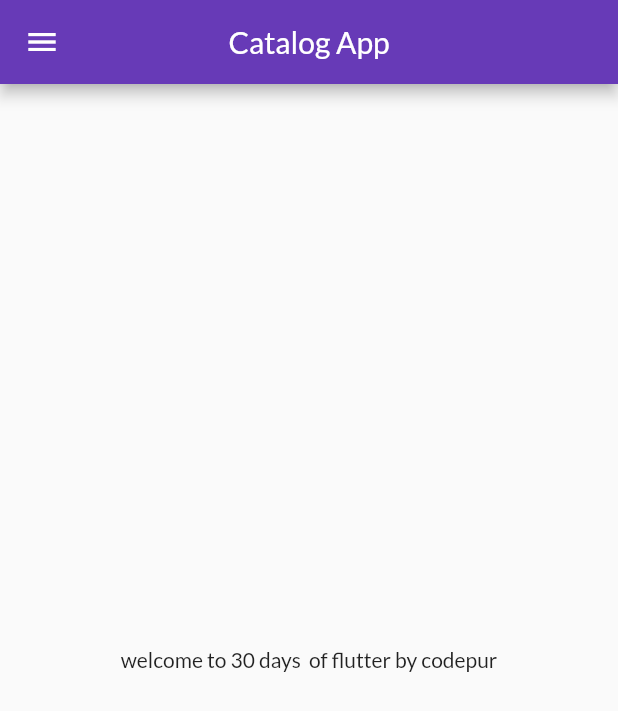
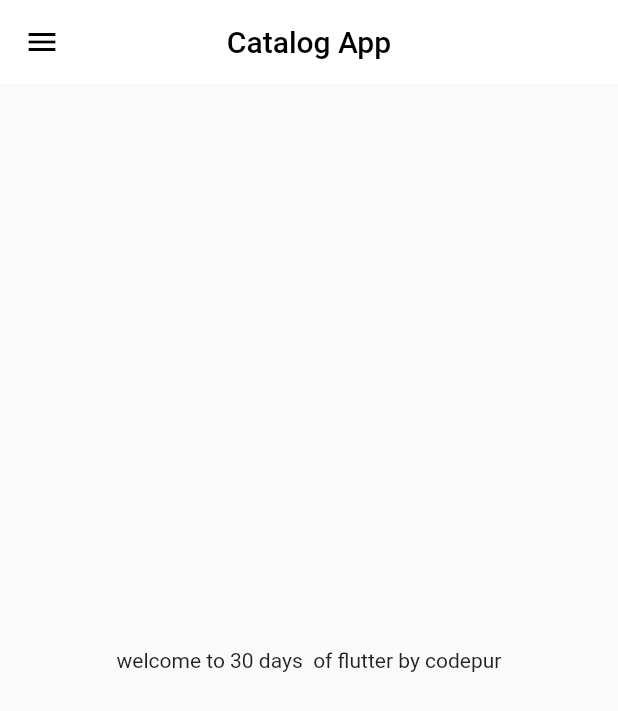
Before and after one commit to NeerajKrcse123/flutter_first_project, a Flutter app: the screen it shows after launch, on a phone screen of 412 x 824 dp. Shown: the top 711 px of the screen. Run offline on Flutter 3.47's test engine with Material 2 defaults, Android fonts, the phone set to English and light mode, and no system bars; our stand-ins replace google_fonts.

Commit message:
theme extracted

```diff
--- a/lib/Pages/home_page.dart
+++ b/lib/Pages/home_page.dart
@@ -8,7 +8,7 @@ class Homepage extends StatelessWidget {
     final int days = 30;
     return Scaffold(
       appBar: AppBar(
-        title: Text("Catalog App"),
+        title: Text("Catalog App",style: TextStyle(color: Colors.black),),
         centerTitle: true,
       ),
       body: Center(
--- /dev/null
+++ b/lib/Widget/themes.dart
@@ -0,0 +1,17 @@
+import 'package:flutter/material.dart';
+import "package:google_fonts/google_fonts.dart";
+
+class MyTheme {
+  static ThemeData lightTheme(BuildContext context) => ThemeData(
+        primarySwatch: Colors.deepPurple,
+        fontFamily: GoogleFonts.lato().fontFamily,
+        appBarTheme: AppBarTheme(
+            color: Colors.white,
+            elevation: 0,
+            iconTheme: IconThemeData(color: Colors.black)),
+        textTheme: Theme.of(context).textTheme,
+      );
+  static ThemeData darkTheme(BuildContext context) => ThemeData(
+        brightness: Brightness.dark,
+      );
+}
--- a/lib/main.dart
+++ b/lib/main.dart
@@ -1,5 +1,6 @@
 import 'package:firstflutterproject/Pages/home_page.dart';
 import 'package:firstflutterproject/Pages/login_page.dart';
+import 'package:firstflutterproject/Widget/themes.dart';
 import 'package:firstflutterproject/utils/routes.dart';
 import 'package:flutter/material.dart';
 import 'package:google_fonts/google_fonts.dart';
@@ -12,14 +13,10 @@ class MyApp extends StatelessWidget {
   @override
   Widget build(BuildContext context) {
     return MaterialApp(
+        debugShowCheckedModeBanner: false,
         themeMode: ThemeMode.light,
-        theme: ThemeData(
-          primarySwatch: Colors.deepPurple,
-          fontFamily: GoogleFonts.lato().fontFamily,
-        ),
-        debugShowCheckedModeBanner: false,
-        darkTheme:
-            ThemeData(brightness: Brightness.dark, primarySwatch: Colors.red),
+        theme: MyTheme.lightTheme(context),
+        darkTheme: MyTheme.darkTheme(context),
         initialRoute: MyRoutes.homeRoute,
         routes: {
           "/": (context) => Loginpage(),
```
